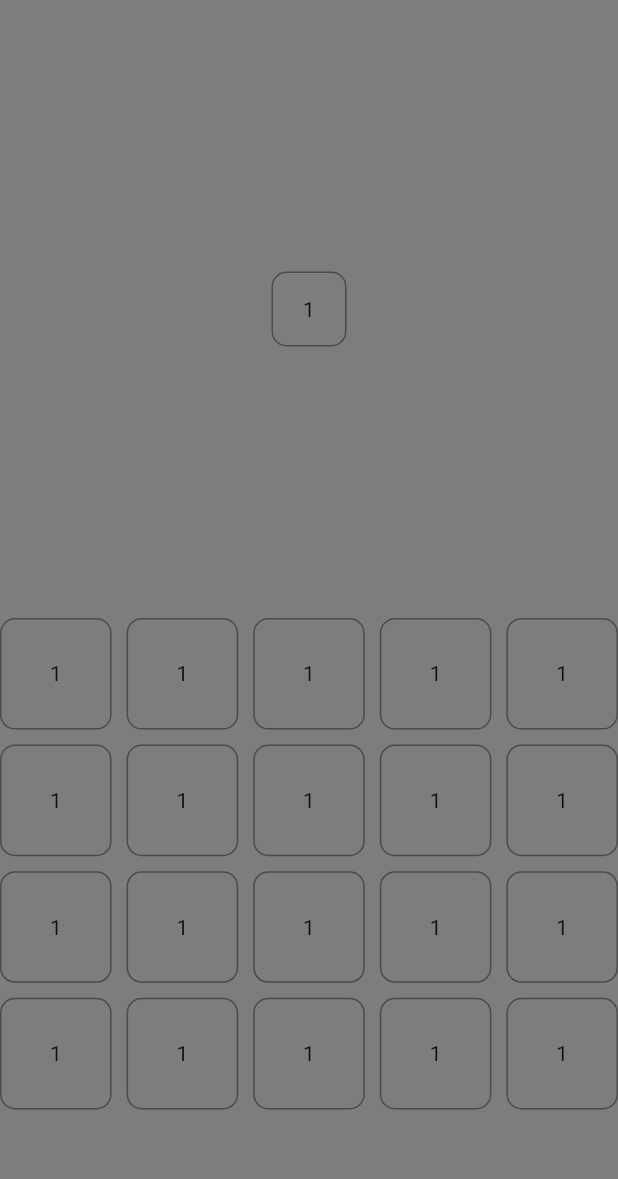
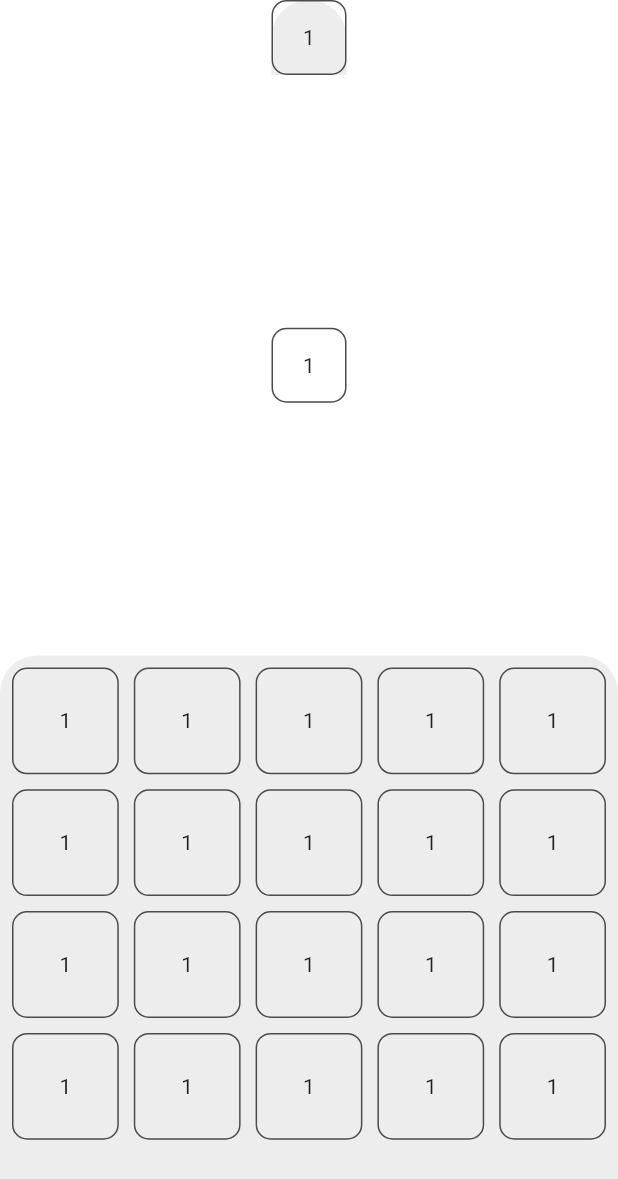
Before and after one commit to Aslmmon/calculator_app, a Flutter app: the screen it shows after launch, on a phone screen of 412 x 824 dp. Shown: the top 1179 px of the screen. Run offline on Flutter 3.47's test engine with Material 2 defaults, Android fonts, the phone set to English and light mode, and no system bars; our stand-ins replace flutter_svg, lottie.

Commit message:
added Custom Theme Button

```diff
--- a/calc_app/analysis_options.yaml
+++ /dev/null
@@ -1 +0,0 @@
-include: package:global_lints/global_lints.yaml
--- a/calc_app/lib/main.dart
+++ b/calc_app/lib/main.dart
@@ -29,16 +29,30 @@ class MyCalcApp extends StatelessWidget {
   Widget build(BuildContext context) {
     final CalculatorViewModel _calculatorViewModel = CalculatorViewModel();
 
-
-
-
-
-
     return Scaffold(
-      body: Column(
+      body: SafeArea(
+        child: Container(
+          color: ColorManager.primary,
+          child: Column(
             children: [
+              Container(
+                decoration: BoxDecoration(
+                    color: ColorManager.secondary,
+                    borderRadius: BorderRadius.only(
+                        topLeft: Radius.circular(AppSizes.s25),
+                        topRight: Radius.circular(AppSizes.s25))),
+                child: CustomButton(),
+              ),
               Expanded(flex: 1, child: Center(child: CustomButton())),
               Expanded(
+                child: Container(
+                  decoration: BoxDecoration(
+                      color: ColorManager.secondary,
+                      borderRadius: BorderRadius.only(
+                          topLeft: Radius.circular(AppSizes.s25),
+                          topRight: Radius.circular(AppSizes.s25))),
+                  child: Padding(
+                    padding: const EdgeInsets.all(8.0),
                     child: GridView.builder(
                       itemCount: 20,
                       itemBuilder: (context, list) {
@@ -49,8 +63,12 @@ class MyCalcApp extends StatelessWidget {
                           crossAxisSpacing: 10.0,
                           mainAxisSpacing: 10.0),
                     ),
+                  ),
+                ),
               )
             ],
+          ),
+        ),
       ),
       backgroundColor: ColorManager.greySubtitle,
     );
--- /dev/null
+++ b/calc_app/lib/main/theme_view.dart
@@ -0,0 +1,10 @@
+import 'package:flutter/material.dart';
+
+class ThemeView extends StatelessWidget {
+  const ThemeView({Key? key}) : super(key: key);
+
+  @override
+  Widget build(BuildContext context) {
+    return Container();
+  }
+}
--- a/local_dependencies/app_resources/analysis_options.yaml
+++ /dev/null
@@ -1 +0,0 @@
-include: package:global_lints/global_lints.yaml
--- a/local_dependencies/app_resources/lib/app_resources.dart
+++ b/local_dependencies/app_resources/lib/app_resources.dart
@@ -5,3 +5,6 @@ export 'src/app_animations.dart';
 export 'src/app_icons.dart';
 export 'src/app_images.dart';
 export 'src/color_manager.dart';
+export 'src/strings_manager.dart';
+export 'src/values_manager.dart';
+export 'src/app_icons.dart';
--- a/local_dependencies/app_resources/lib/categoriesIds.dart
+++ b/local_dependencies/app_resources/lib/categoriesIds.dart
@@ -1,4 +1,3 @@
-import 'package:flutter/cupertino.dart';
 
 enum Categories {
   HOMEAR,
--- a/local_dependencies/app_resources/lib/src/color_manager.dart
+++ b/local_dependencies/app_resources/lib/src/color_manager.dart
@@ -1,7 +1,9 @@
 import 'package:flutter/cupertino.dart';
 
 class ColorManager {
-  static Color primary = const Color(0xfffc6011);
+  static Color primary = const Color(0xffffffff);
+  static Color secondary = const Color(0xffeeeded);
+
   static Color darkGrey = const Color(0xff232222);
   static Color grey = const Color(0xff4a4b4d);
   static Color greySubtitle = const Color(0xff7c7d7e);
--- a/local_dependencies/app_resources/lib/src/values_manager.dart
+++ b/local_dependencies/app_resources/lib/src/values_manager.dart
@@ -22,4 +22,6 @@ class AppSizes {
   static const double s16 = 16.0;
   static const double s20 = 20.0;
   static const double s24 = 24.0;
+  static const double s25 = 25.0;
+
 }
```
Lines whose indentation alone changed are shown as unchanged.
